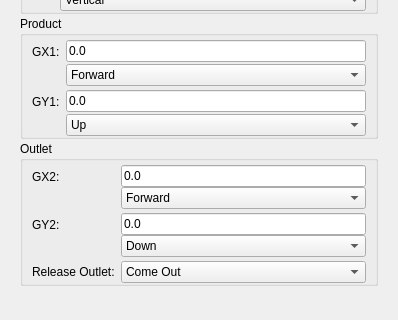
GaussCheng/2-5AxisPunch, file hcinstruction/icprogramguidepage.ui: the form before one commit; both pictures show x 0 to 398 and y 203 to 523 of the 398 by 853 pixel window.
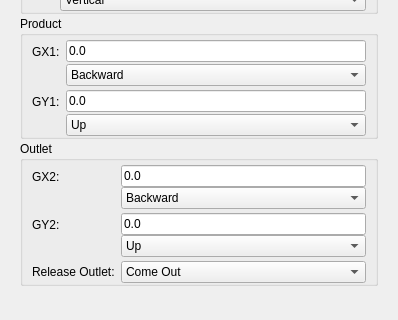
The form after the commit. Icons and pictures are not drawn. Custom widgets are drawn as their Qt base class.

The edit to the form file:
```diff
--- a/hcinstruction/icprogramguidepage.ui
+++ b/hcinstruction/icprogramguidepage.ui
@@ -420,6 +420,9 @@
             </item>
             <item>
              <widget class="QComboBox" name="x1Box">
+              <property name="currentIndex">
+               <number>1</number>
+              </property>
               <item>
                <property name="text">
                 <string>Forward</string>
@@ -505,6 +508,9 @@
             </item>
             <item>
              <widget class="QComboBox" name="x2Box">
+              <property name="currentIndex">
+               <number>1</number>
+              </property>
               <item>
                <property name="text">
                 <string>Forward</string>
@@ -537,6 +543,9 @@
             </item>
             <item>
              <widget class="QComboBox" name="y2Box">
+              <property name="currentIndex">
+               <number>1</number>
+              </property>
               <item>
                <property name="text">
                 <string>Down</string>
```
Left out of the diff: 13 changed lines with no effect on the pictures.
